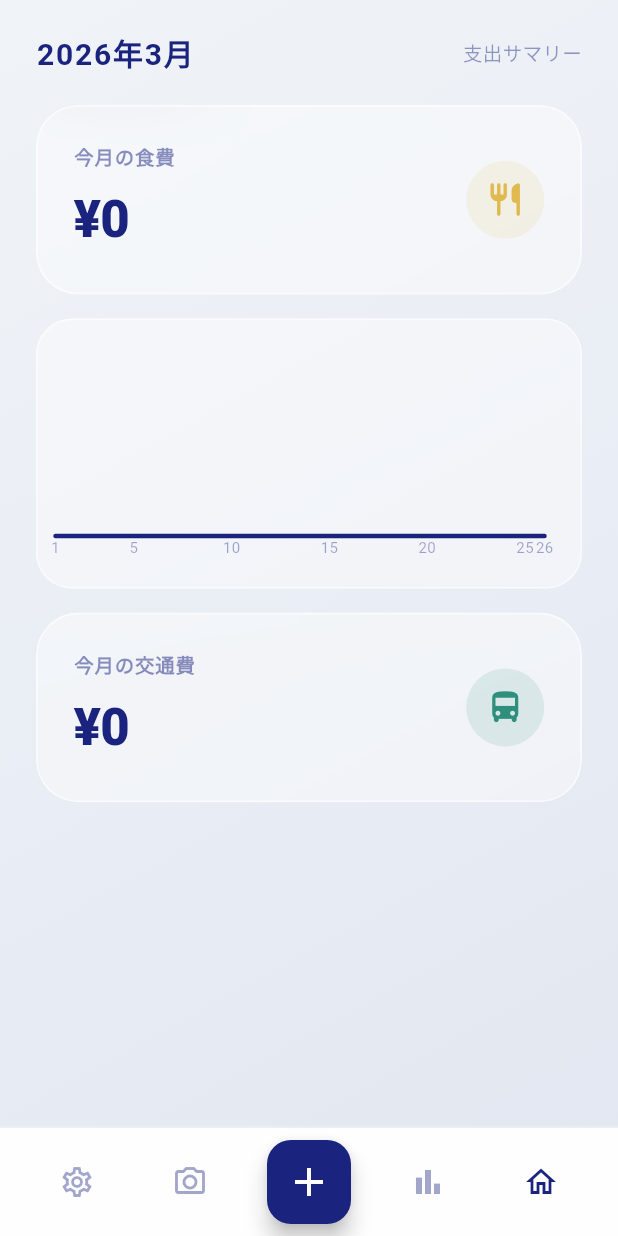
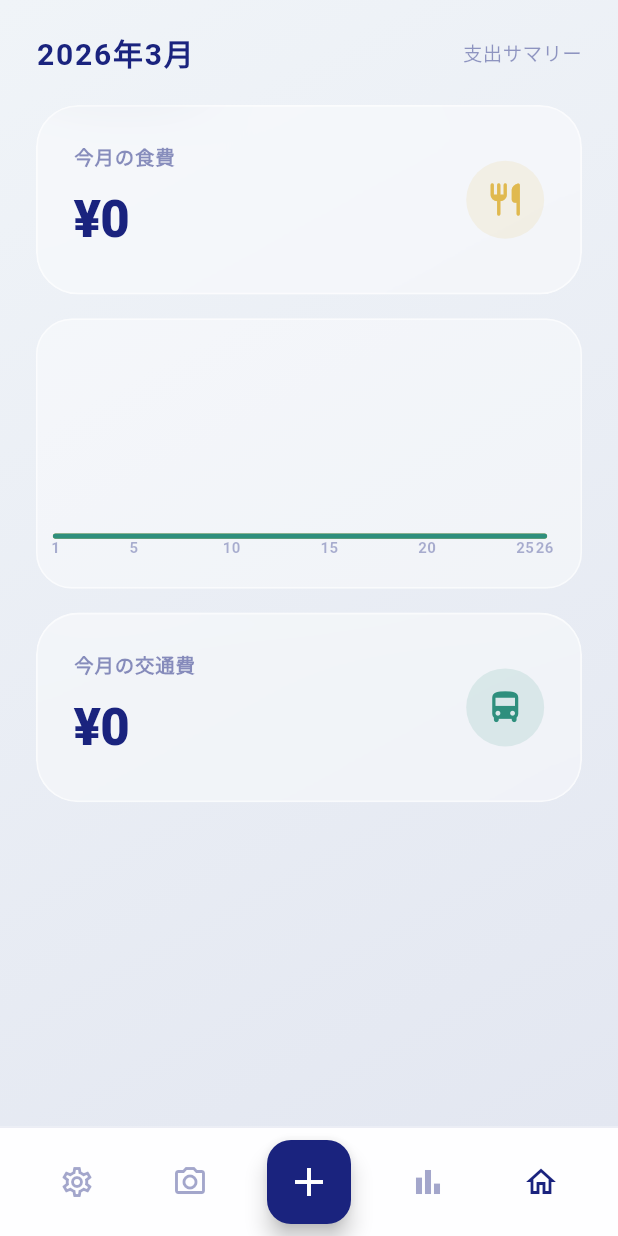
Before and after one commit to Tatsu471/kakeibo, a Flutter app: the screen it shows once a user with an empty profile is signed in, on a phone screen of 412 x 824 dp. Run offline on Flutter 3.47's test engine with Material 3 defaults, Android fonts, the phone set to English and light mode, and no system bars; drawn by our look-alikes of fl_chart; our stand-ins replace cloud_firestore, firebase_auth, firebase_core, google_fonts; accounts and stored records are empty; generated files the repository leaves out were written again.

Commit message:
feat: split graph by category, add delete expense, and rename character to Lilim

```diff
--- a/lib/screens/home_screen.dart
+++ b/lib/screens/home_screen.dart
@@ -226,25 +226,41 @@ class MonthlyTrendChart extends StatelessWidget {
     final colorScheme = Theme.of(context).colorScheme;
     final isDark = Theme.of(context).brightness == Brightness.dark;
 
-    // 日ごとの合計を計算
-    final Map<int, double> dailyMap = {};
+    // カテゴリごとの日次合計を計算
+    final Map<int, double> foodMap = {};
+    final Map<int, double> transportMap = {};
+
     for (var exp in expenses) {
       final day = exp.date.day;
-      dailyMap[day] = (dailyMap[day] ?? 0) + exp.amount;
+      if (exp.category == 'food') {
+        foodMap[day] = (foodMap[day] ?? 0) + exp.amount;
+      } else {
+        transportMap[day] = (transportMap[day] ?? 0) + exp.amount;
+      }
     }
 
     // グラフデータ作成（1日から今日まで）
     final now = DateTime.now();
-    final spots = <FlSpot>[];
+    final foodSpots = <FlSpot>[];
+    final transportSpots = <FlSpot>[];
+
     for (int i = 1; i <= now.day; i++) {
-      spots.add(FlSpot(i.toDouble(), dailyMap[i] ?? 0));
+      foodSpots.add(FlSpot(i.toDouble(), foodMap[i] ?? 0));
+      transportSpots.add(FlSpot(i.toDouble(), transportMap[i] ?? 0));
     }
 
-    if (spots.isEmpty) return const Center(child: Text('データなし'));
+    if (foodSpots.isEmpty && transportSpots.isEmpty) return const Center(child: Text('データなし'));
 
     return LineChart(
       LineChartData(
-        gridData: const FlGridData(show: false),
+        gridData: FlGridData(
+          show: true,
+          drawVerticalLine: false,
+          getDrawingHorizontalLine: (value) => FlLine(
+            color: colorScheme.onBackground.withOpacity(0.05),
+            strokeWidth: 1,
+          ),
+        ),
         titlesData: FlTitlesData(
           leftTitles: const AxisTitles(sideTitles: SideTitles(showTitles: false)),
           rightTitles: const AxisTitles(sideTitles: SideTitles(showTitles: false)),
@@ -252,6 +268,7 @@ class MonthlyTrendChart extends StatelessWidget {
           bottomTitles: AxisTitles(
             sideTitles: SideTitles(
               showTitles: true,
+              reservedSize: 22,
               getTitlesWidget: (value, meta) {
                 if (value % 5 != 0 && value != 1 && value != now.day) {
                   return const SizedBox();
@@ -259,8 +276,9 @@ class MonthlyTrendChart extends StatelessWidget {
                 return Text(
                   '${value.toInt()}',
                   style: TextStyle(
-                    color: colorScheme.onBackground.withOpacity(0.4),
+                    color: colorScheme.onBackground.withOpacity(0.35),
                     fontSize: 10,
+                    fontWeight: FontWeight.bold,
                   ),
                 );
               },
@@ -269,16 +287,30 @@ class MonthlyTrendChart extends StatelessWidget {
         ),
         borderData: FlBorderData(show: false),
         lineBarsData: [
+          // 食費ライン
           LineChartBarData(
-            spots: spots,
+            spots: foodSpots,
             isCurved: true,
-            color: colorScheme.primary,
-            barWidth: 3,
+            color: colorScheme.secondary,
+            barWidth: 3.5,
             isStrokeCapRound: true,
             dotData: const FlDotData(show: false),
             belowBarData: BarAreaData(
               show: true,
-              color: colorScheme.primary.withOpacity(0.1),
+              color: colorScheme.secondary.withOpacity(0.08),
+            ),
+          ),
+          // 交通費ライン
+          LineChartBarData(
+            spots: transportSpots,
+            isCurved: true,
+            color: colorScheme.tertiary,
+            barWidth: 3.5,
+            isStrokeCapRound: true,
+            dotData: const FlDotData(show: false),
+            belowBarData: BarAreaData(
+              show: true,
+              color: colorScheme.tertiary.withOpacity(0.08),
             ),
           ),
         ],
--- a/lib/screens/settings_screen.dart
+++ b/lib/screens/settings_screen.dart
@@ -305,8 +305,8 @@ class _HelpDialog extends StatelessWidget {
           Text('2. 振り返る', style: TextStyle(fontWeight: FontWeight.bold)),
           Text('ホームのグラフや、履歴ボタンから支出の推移を確認できます。'),
           SizedBox(height: 12),
-          Text('3. 織璃無（オリム）', style: TextStyle(fontWeight: FontWeight.bold)),
-          Text('オリムはあなたの家計を静かに見守り、時々声をかけてくれます。'),
+          Text('3. Lilim (りりむ)', style: TextStyle(fontWeight: FontWeight.bold)),
+          Text('りりむはあなたの家計を静かに見守り、時々声をかけてくれます。'),
         ],
       ),
       actions: [
--- a/lib/services/expense_service.dart
+++ b/lib/services/expense_service.dart
@@ -94,4 +94,9 @@ class ExpenseService {
           return list;
         });
   }
+
+  /// 支出を削除する
+  Future<void> deleteExpense(String id) async {
+    await _expensesRef.doc(id).delete();
+  }
 }
```
Also changed, not shown: lib/screens/history_screen.dart (+43 -7 lines), 22 other files.
